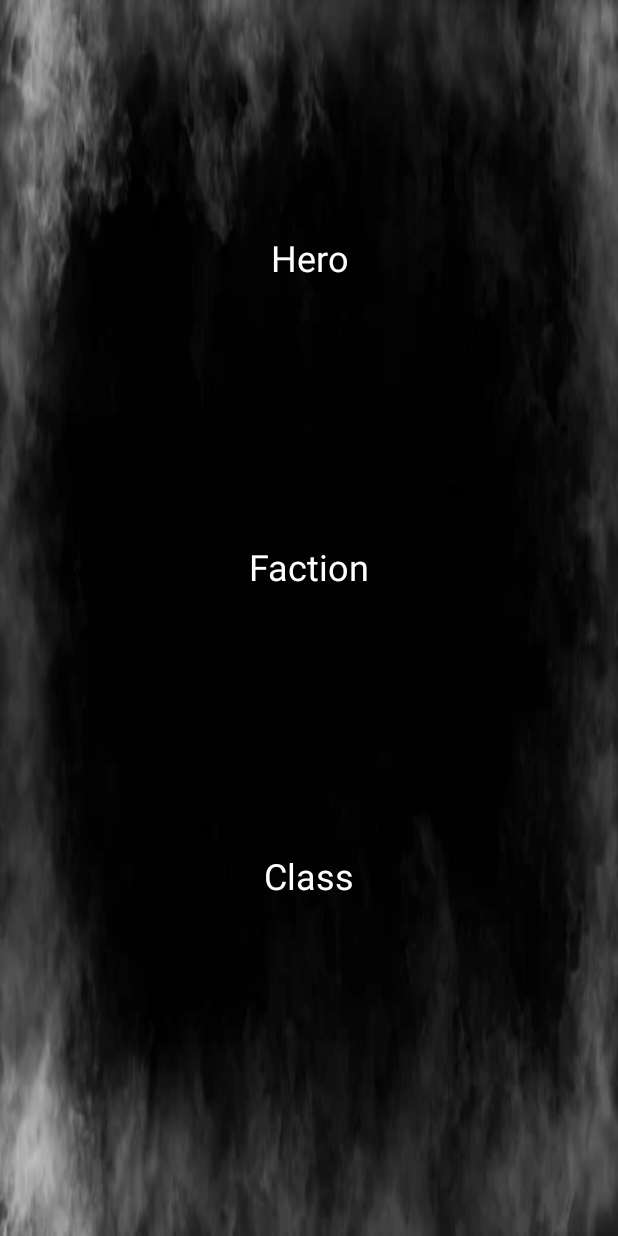
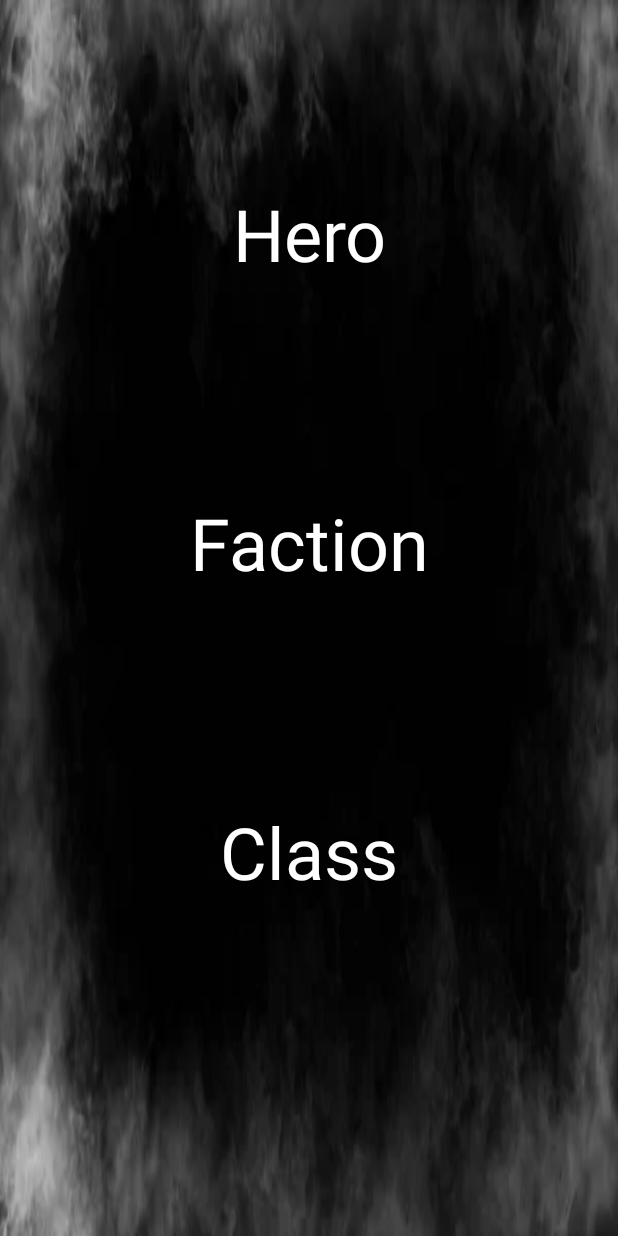
Before and after one commit to Scorpio859/MSDassign, an Android app: the ActivityHeroInfo screen opened directly, with no data from a screen before it, on a phone screen of 412 x 824 dp. Run offline under Robolectric (Android 15) with nearby library versions, the phone set to English and light mode, and no system bars; 3 statements that could not run were skipped.

Commit message:
made info activity look nicer

```diff
--- a/app/src/main/res/layout/activity_hero_info.xml
+++ b/app/src/main/res/layout/activity_hero_info.xml
@@ -37,11 +37,10 @@
         android:id="@+id/heroText"
         android:layout_width="wrap_content"
         android:layout_height="wrap_content"
-        android:layout_marginTop="32dp"
         android:text="Hero"
         android:textAlignment="center"
-        android:textSize="24sp"
         android:textColor="@color/white"
+        android:textSize="48sp"
         app:layout_constraintEnd_toEndOf="parent"
         app:layout_constraintStart_toStartOf="parent"
         app:layout_constraintTop_toTopOf="@id/guide1" />
@@ -54,6 +53,7 @@
         android:text="SampleName"
         android:textAlignment="center"
         android:textColor="@color/white"
+        android:textSize="24sp"
         app:layout_constraintEnd_toEndOf="parent"
         app:layout_constraintStart_toStartOf="parent"
         app:layout_constraintTop_toBottomOf="@+id/heroText" />
@@ -64,11 +64,10 @@
         android:id="@+id/factionText"
         android:layout_width="wrap_content"
         android:layout_height="wrap_content"
-        android:layout_marginTop="32dp"
         android:text="Faction"
         android:textAlignment="center"
-        android:textSize="24sp"
         android:textColor="@color/white"
+        android:textSize="48sp"
         app:layout_constraintEnd_toEndOf="parent"
         app:layout_constraintStart_toStartOf="parent"
         app:layout_constraintTop_toBottomOf="@id/guide2" />
@@ -80,6 +79,7 @@
         android:layout_marginTop="10dp"
         android:text="SampleFaction"
         android:textColor="@color/white"
+        android:textSize="24sp"
         app:layout_constraintEnd_toEndOf="parent"
         app:layout_constraintStart_toStartOf="parent"
         app:layout_constraintTop_toBottomOf="@+id/factionText" />
@@ -90,11 +90,10 @@
         android:id="@+id/classText"
         android:layout_width="wrap_content"
         android:layout_height="wrap_content"
-        android:layout_marginTop="32dp"
         android:text="Class"
         android:textAlignment="center"
-        android:textSize="24sp"
         android:textColor="@color/white"
+        android:textSize="48sp"
         app:layout_constraintEnd_toEndOf="parent"
         app:layout_constraintStart_toStartOf="parent"
         app:layout_constraintTop_toBottomOf="@id/guide3" />
@@ -106,6 +105,7 @@
         android:layout_marginTop="10dp"
         android:text="SampleClass"
         android:textColor="@color/white"
+        android:textSize="24sp"
         app:layout_constraintEnd_toEndOf="parent"
         app:layout_constraintStart_toStartOf="parent"
         app:layout_constraintTop_toBottomOf="@id/classText" />
```
